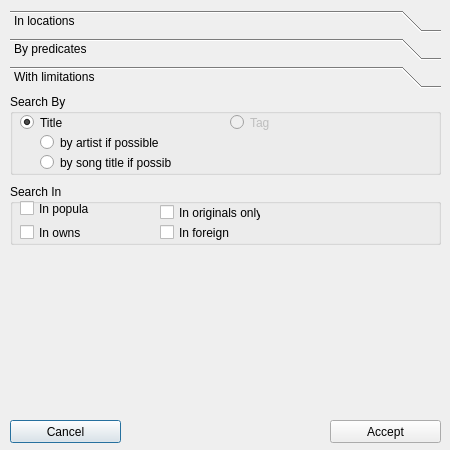
First picture: the form in dialogs/search_dialog.ui, repository jeyboy/playo3, before the edit.
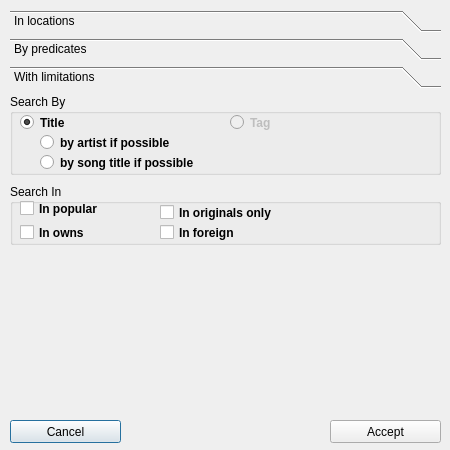
Second picture: the form after the edit. The open tabs and pages were chosen to show the change.

Commit message: search layout improvements

The edit to the form file:
```diff
--- a/dialogs/search_dialog.ui
+++ b/dialogs/search_dialog.ui
@@ -60,6 +60,9 @@
      <height>401</height>
     </rect>
    </property>
+   <property name="frameShape">
+    <enum>QFrame::NoFrame</enum>
+   </property>
    <property name="currentIndex">
     <number>1</number>
    </property>
@@ -250,6 +253,14 @@
     </widget>
    </widget>
    <widget class="QWidget" name="page_3">
+    <property name="geometry">
+     <rect>
+      <x>0</x>
+      <y>0</y>
+      <width>431</width>
+      <height>320</height>
+     </rect>
+    </property>
     <attribute name="label">
      <string>With limitations</string>
     </attribute>
@@ -270,10 +281,16 @@
        <rect>
         <x>10</x>
         <y>16</y>
-        <width>70</width>
+        <width>101</width>
         <height>17</height>
        </rect>
       </property>
+      <property name="font">
+       <font>
+        <weight>75</weight>
+        <bold>true</bold>
+       </font>
+      </property>
       <property name="text">
        <string>In popular</string>
       </property>
@@ -283,10 +300,16 @@
        <rect>
         <x>10</x>
         <y>40</y>
-        <width>70</width>
+        <width>101</width>
         <height>17</height>
        </rect>
       </property>
+      <property name="font">
+       <font>
+        <weight>75</weight>
+        <bold>true</bold>
+       </font>
+      </property>
       <property name="text">
        <string>In owns</string>
       </property>
@@ -296,10 +319,16 @@
        <rect>
         <x>150</x>
         <y>20</y>
-        <width>101</width>
+        <width>121</width>
         <height>17</height>
        </rect>
       </property>
+      <property name="font">
+       <font>
+        <weight>75</weight>
+        <bold>true</bold>
+       </font>
+      </property>
       <property name="text">
        <string>In originals only</string>
       </property>
@@ -313,6 +342,12 @@
         <height>17</height>
        </rect>
       </property>
+      <property name="font">
+       <font>
+        <weight>75</weight>
+        <bold>true</bold>
+       </font>
+      </property>
       <property name="text">
        <string>In foreign</string>
       </property>
@@ -339,6 +374,12 @@
         <height>17</height>
        </rect>
       </property>
+      <property name="font">
+       <font>
+        <weight>75</weight>
+        <bold>true</bold>
+       </font>
+      </property>
       <property name="text">
        <string>Title</string>
       </property>
@@ -358,6 +399,12 @@
         <height>17</height>
        </rect>
       </property>
+      <property name="font">
+       <font>
+        <weight>75</weight>
+        <bold>true</bold>
+       </font>
+      </property>
       <property name="text">
        <string>Tag</string>
       </property>
@@ -367,10 +414,16 @@
        <rect>
         <x>30</x>
         <y>40</y>
-        <width>121</width>
+        <width>161</width>
         <height>17</height>
        </rect>
       </property>
+      <property name="font">
+       <font>
+        <weight>75</weight>
+        <bold>true</bold>
+       </font>
+      </property>
       <property name="text">
        <string>by artist if possible</string>
       </property>
@@ -383,10 +436,16 @@
        <rect>
         <x>30</x>
         <y>60</y>
-        <width>131</width>
+        <width>161</width>
         <height>17</height>
        </rect>
       </property>
+      <property name="font">
+       <font>
+        <weight>75</weight>
+        <bold>true</bold>
+       </font>
+      </property>
       <property name="text">
        <string>by song title if possible</string>
       </property>
```
Left out of the diff: 80 changed lines with no effect on the pictures. The commit also changes 2 other files.
